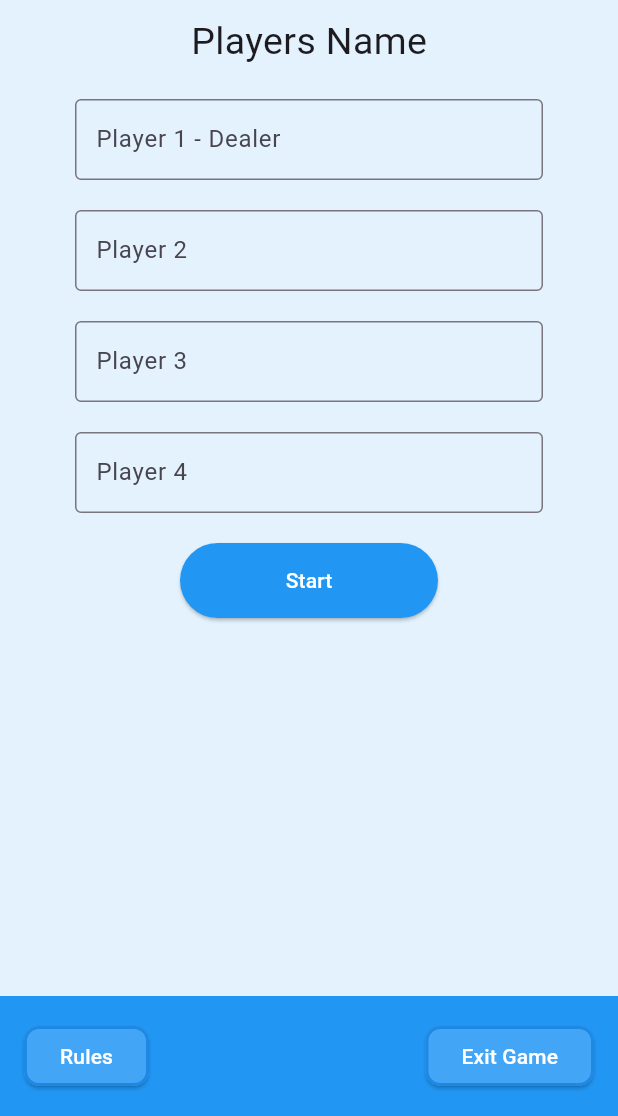
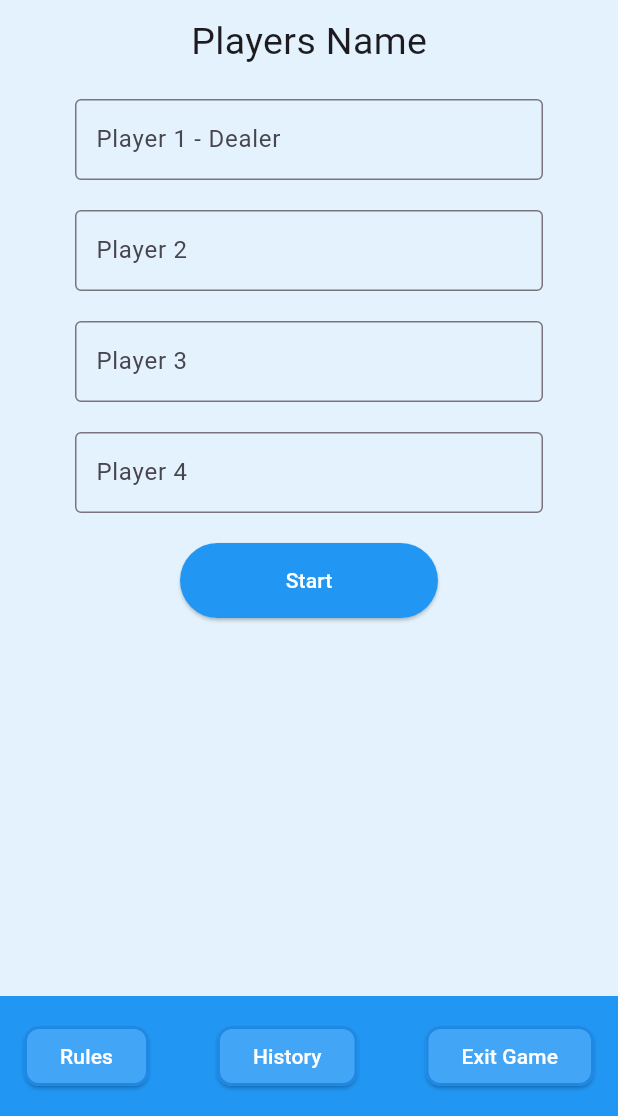
Before and after one commit to rashiqurrahman16/card_points_app, a Flutter app: the screen it shows after launch, on a phone screen of 412 x 824 dp, the part 120-1236 px from its top. Run offline on Flutter 3.47's test engine with Material 3 defaults, Android fonts, the phone set to English and light mode, and no system bars; our stand-ins replace hive, hive_flutter; accounts and stored records are empty.

Commit message:
History button added in homepage

```diff
--- a/lib/pages/home_page.dart
+++ b/lib/pages/home_page.dart
@@ -2,6 +2,7 @@ import 'package:flutter/material.dart';
 import 'package:flutter/services.dart';
 import 'package:hazari/boxes/boxes.dart';
 import 'package:hazari/pages/about_us.dart';
+import 'package:hazari/pages/history_page.dart';
 import 'package:hazari/pages/rules_page.dart';
 import 'package:hazari/models/name_score_model.dart';
 import 'package:hive_flutter/hive_flutter.dart';
@@ -262,6 +263,25 @@ class _HomePageState extends State<HomePage> {
                     }, child: Text("Rules",
                 style: TextStyle(color: Colors.white, fontSize: 14),
                 )),
+                ElevatedButton(
+                    style: ElevatedButton.styleFrom(
+                      backgroundColor: Colors.blue.shade400,
+                      shape: RoundedRectangleBorder(
+                        borderRadius: BorderRadius.circular(10.0),
+                        side: BorderSide(
+                          color: Colors.blue.shade600,  // Set border color to white
+                          width: 2.0,           // Adjust border width as desired
+                        ),
+                      ),
+                    ),
+                    onPressed: (){
+                      Navigator.push(context, MaterialPageRoute(
+                          builder: (context) => HistoryPage(),
+                        ),
+                      );
+                    }, child: Text("History",
+                  style: TextStyle(color: Colors.white, fontSize: 14),
+                )),
 
                 ElevatedButton(
                     style: ElevatedButton.styleFrom(
```
